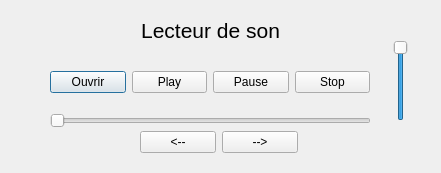
This is fenetre/formLecteurMusique.ui in helarion/Application-JDR as Qt 5 draws it before an edit. The edited form follows.
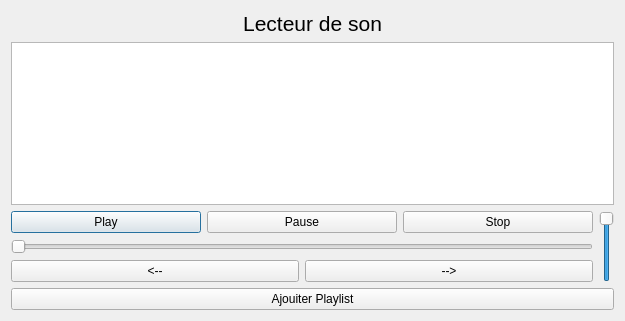
This is the edited form.

```diff
--- a/fenetre/formLecteurMusique.ui
+++ b/fenetre/formLecteurMusique.ui
@@ -6,22 +6,16 @@
    <rect>
     <x>0</x>
     <y>0</y>
-    <width>441</width>
-    <height>173</height>
+    <width>625</width>
+    <height>321</height>
    </rect>
   </property>
   <property name="windowTitle">
    <string>Dialog</string>
   </property>
+  <layout class="QVBoxLayout" name="verticalLayout">
+   <item>
   <widget class="QLabel" name="label">
-   <property name="geometry">
-    <rect>
-     <x>130</x>
-     <y>10</y>
-     <width>161</width>
-     <height>41</height>
-    </rect>
-   </property>
    <property name="font">
     <font>
      <pointsize>16</pointsize>
@@ -34,52 +28,25 @@
     <set>Qt::AlignCenter</set>
    </property>
   </widget>
-  <widget class="QSlider" name="ProgressSlider">
-   <property name="geometry">
-    <rect>
-     <x>50</x>
-     <y>110</y>
-     <width>321</width>
-     <height>22</height>
-    </rect>
-   </property>
-   <property name="orientation">
-    <enum>Qt::Horizontal</enum>
-   </property>
-  </widget>
-  <widget class="QSlider" name="verticalSlider">
-   <property name="geometry">
-    <rect>
-     <x>390</x>
-     <y>40</y>
-     <width>22</width>
-     <height>81</height>
-    </rect>
-   </property>
-   <property name="value">
-    <number>99</number>
-   </property>
-   <property name="orientation">
-    <enum>Qt::Vertical</enum>
-   </property>
-  </widget>
-  <widget class="QWidget" name="layoutWidget">
-   <property name="geometry">
-    <rect>
-     <x>50</x>
-     <y>70</y>
-     <width>320</width>
-     <height>25</height>
-    </rect>
-   </property>
+   </item>
+   <item>
+    <widget class="QListWidget" name="listPlaylist"/>
+   </item>
+   <item>
+    <layout class="QHBoxLayout" name="listePlaylistLayout"/>
+   </item>
+   <item>
+    <layout class="QHBoxLayout" name="horizontalLayout_3">
+     <property name="topMargin">
+      <number>0</number>
+     </property>
+     <item>
+      <layout class="QVBoxLayout" name="verticalLayout_2">
+       <property name="topMargin">
+        <number>0</number>
+       </property>
+       <item>
    <layout class="QHBoxLayout" name="horizontalLayout">
-    <item>
-     <widget class="QPushButton" name="OuvrirButton">
-      <property name="text">
-       <string>Ouvrir</string>
-      </property>
-     </widget>
-    </item>
     <item>
      <widget class="QPushButton" name="PlayButton">
       <property name="text">
@@ -102,16 +69,15 @@
      </widget>
     </item>
    </layout>
-  </widget>
-  <widget class="QWidget" name="">
-   <property name="geometry">
-    <rect>
-     <x>140</x>
-     <y>130</y>
-     <width>158</width>
-     <height>25</height>
-    </rect>
-   </property>
+       </item>
+       <item>
+        <widget class="QSlider" name="ProgressSlider">
+         <property name="orientation">
+          <enum>Qt::Horizontal</enum>
+         </property>
+        </widget>
+       </item>
+       <item>
    <layout class="QHBoxLayout" name="horizontalLayout_2">
     <item>
      <widget class="QPushButton" name="PreviousButton">
@@ -128,7 +94,29 @@
      </widget>
     </item>
    </layout>
-  </widget>
+       </item>
+      </layout>
+     </item>
+     <item>
+      <widget class="QSlider" name="verticalSlider">
+       <property name="value">
+        <number>99</number>
+       </property>
+       <property name="orientation">
+        <enum>Qt::Vertical</enum>
+       </property>
+      </widget>
+     </item>
+    </layout>
+   </item>
+   <item>
+    <widget class="QPushButton" name="ajouterPlaylistButton">
+     <property name="text">
+      <string>Ajouiter Playlist</string>
+     </property>
+    </widget>
+   </item>
+  </layout>
  </widget>
  <resources/>
  <connections/>
```
Lines whose indentation alone changed are shown as unchanged.
